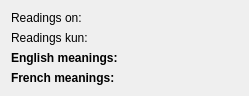
First picture: the form in readingmeaninggroupwidget.ui, repository makemeunsee/kiten-plus, before the edit.
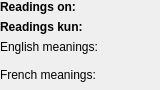
Second picture: the form after the edit.

The edit to the form file:
```diff
--- a/readingmeaninggroupwidget.ui
+++ b/readingmeaninggroupwidget.ui
@@ -6,16 +6,47 @@
    <rect>
     <x>0</x>
     <y>0</y>
-    <width>249</width>
-    <height>84</height>
+    <width>160</width>
+    <height>90</height>
    </rect>
   </property>
+  <property name="minimumSize">
+   <size>
+    <width>160</width>
+    <height>90</height>
+   </size>
+  </property>
   <property name="windowTitle">
    <string>Form</string>
   </property>
+  <layout class="QVBoxLayout" name="verticalLayout_2">
+   <property name="sizeConstraint">
+    <enum>QLayout::SetMinAndMaxSize</enum>
+   </property>
+   <property name="margin">
+    <number>0</number>
+   </property>
+   <item>
+    <layout class="QVBoxLayout" name="verticalLayout">
+     <property name="sizeConstraint">
+      <enum>QLayout::SetMinAndMaxSize</enum>
+     </property>
+     <item>
   <layout class="QGridLayout" name="gridLayout">
    <item row="0" column="0">
     <widget class="QLabel" name="onReadingsLabel">
+         <property name="sizePolicy">
+          <sizepolicy hsizetype="Minimum" vsizetype="Preferred">
+           <horstretch>0</horstretch>
+           <verstretch>0</verstretch>
+          </sizepolicy>
+         </property>
+         <property name="font">
+          <font>
+           <weight>75</weight>
+           <bold>true</bold>
+          </font>
+         </property>
      <property name="text">
       <string>Readings on:</string>
      </property>
@@ -26,6 +57,18 @@
    </item>
    <item row="1" column="0">
     <widget class="QLabel" name="kunReadingsLabel">
+         <property name="sizePolicy">
+          <sizepolicy hsizetype="Minimum" vsizetype="Preferred">
+           <horstretch>0</horstretch>
+           <verstretch>0</verstretch>
+          </sizepolicy>
+         </property>
+         <property name="font">
+          <font>
+           <weight>75</weight>
+           <bold>true</bold>
+          </font>
+         </property>
      <property name="text">
       <string>Readings kun:</string>
      </property>
@@ -34,49 +77,61 @@
      </property>
     </widget>
    </item>
-   <item row="2" column="0">
-    <widget class="QLabel" name="englishMeaningLabel">
-     <property name="font">
-      <font>
-       <weight>75</weight>
-       <bold>true</bold>
-      </font>
-     </property>
-     <property name="text">
-      <string>English meanings:</string>
-     </property>
-     <property name="alignment">
-      <set>Qt::AlignLeading|Qt::AlignLeft|Qt::AlignTop</set>
-     </property>
-    </widget>
-   </item>
-   <item row="3" column="0">
-    <widget class="QLabel" name="frenchMeaningLabel">
-     <property name="font">
-      <font>
-       <weight>75</weight>
-       <bold>true</bold>
-      </font>
-     </property>
-     <property name="text">
-      <string>French meanings:</string>
-     </property>
-     <property name="alignment">
-      <set>Qt::AlignLeading|Qt::AlignLeft|Qt::AlignTop</set>
-     </property>
-    </widget>
-   </item>
    <item row="0" column="1">
     <layout class="QVBoxLayout" name="onReadingsLayout"/>
    </item>
    <item row="1" column="1">
     <layout class="QVBoxLayout" name="kunReadingsLayout"/>
    </item>
-   <item row="2" column="1">
-    <layout class="QVBoxLayout" name="englishMeaningsLayout"/>
-   </item>
-   <item row="3" column="1">
-    <layout class="QVBoxLayout" name="frenchMeaningsLayout"/>
+      </layout>
+     </item>
+     <item>
+      <widget class="QLabel" name="englishMeaningLabel">
+       <property name="font">
+        <font>
+         <weight>50</weight>
+         <bold>false</bold>
+        </font>
+       </property>
+       <property name="text">
+        <string>English meanings:</string>
+       </property>
+       <property name="alignment">
+        <set>Qt::AlignLeading|Qt::AlignLeft|Qt::AlignTop</set>
+       </property>
+      </widget>
+     </item>
+     <item>
+      <layout class="QVBoxLayout" name="englishMeaningsLayout">
+       <property name="leftMargin">
+        <number>10</number>
+       </property>
+      </layout>
+     </item>
+     <item>
+      <widget class="QLabel" name="frenchMeaningLabel">
+       <property name="font">
+        <font>
+         <weight>50</weight>
+         <bold>false</bold>
+        </font>
+       </property>
+       <property name="text">
+        <string>French meanings:</string>
+       </property>
+       <property name="alignment">
+        <set>Qt::AlignLeading|Qt::AlignLeft|Qt::AlignTop</set>
+       </property>
+      </widget>
+     </item>
+     <item>
+      <layout class="QVBoxLayout" name="frenchMeaningsLayout">
+       <property name="leftMargin">
+        <number>10</number>
+       </property>
+      </layout>
+     </item>
+    </layout>
    </item>
   </layout>
  </widget>
```
Lines whose indentation alone changed are shown as unchanged.
